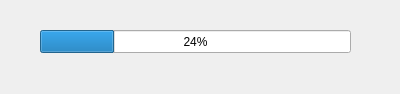
sid1980/ARMInspector, file ARMInspectorGUI/Forms/Main/myProgressBar.ui: the form before one commit.
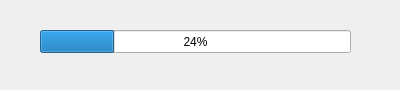
The form after the commit.

Commit message: windows: report 2

```diff
--- a/ARMInspectorGUI/Forms/Main/myProgressBar.ui
+++ b/ARMInspectorGUI/Forms/Main/myProgressBar.ui
@@ -7,7 +7,7 @@
     <x>0</x>
     <y>0</y>
     <width>400</width>
-    <height>94</height>
+    <height>90</height>
    </rect>
   </property>
   <property name="windowTitle">
```
Left out of the diff: 2 changed lines with no effect on the pictures. The commit also changes 3 other files.
